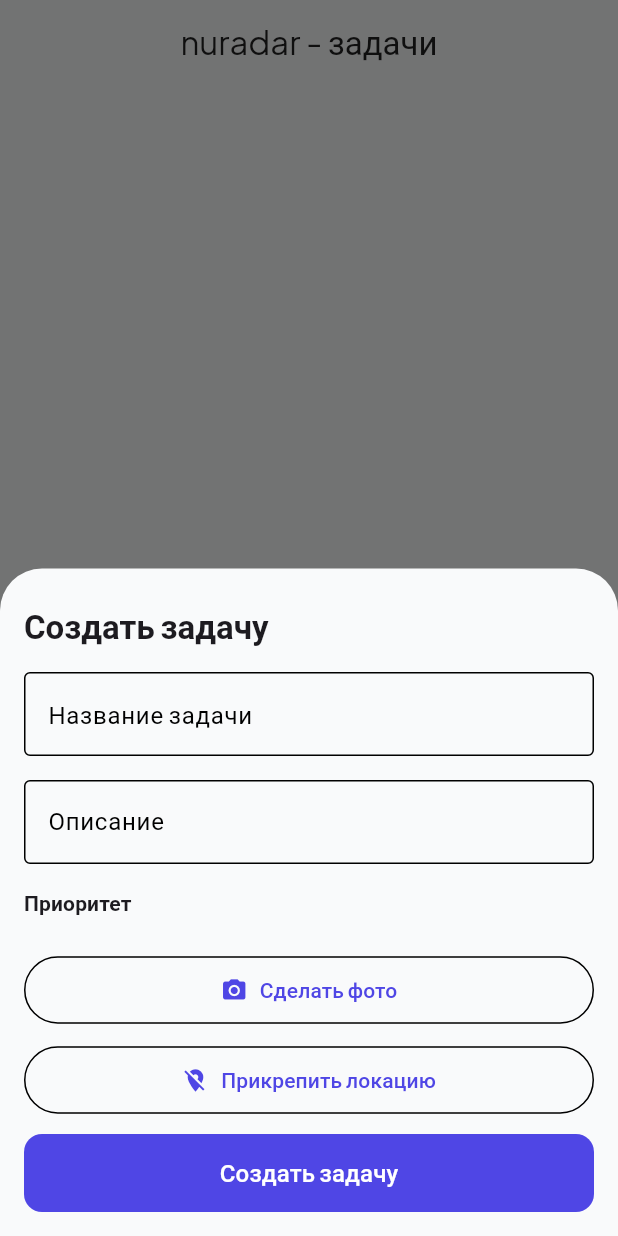
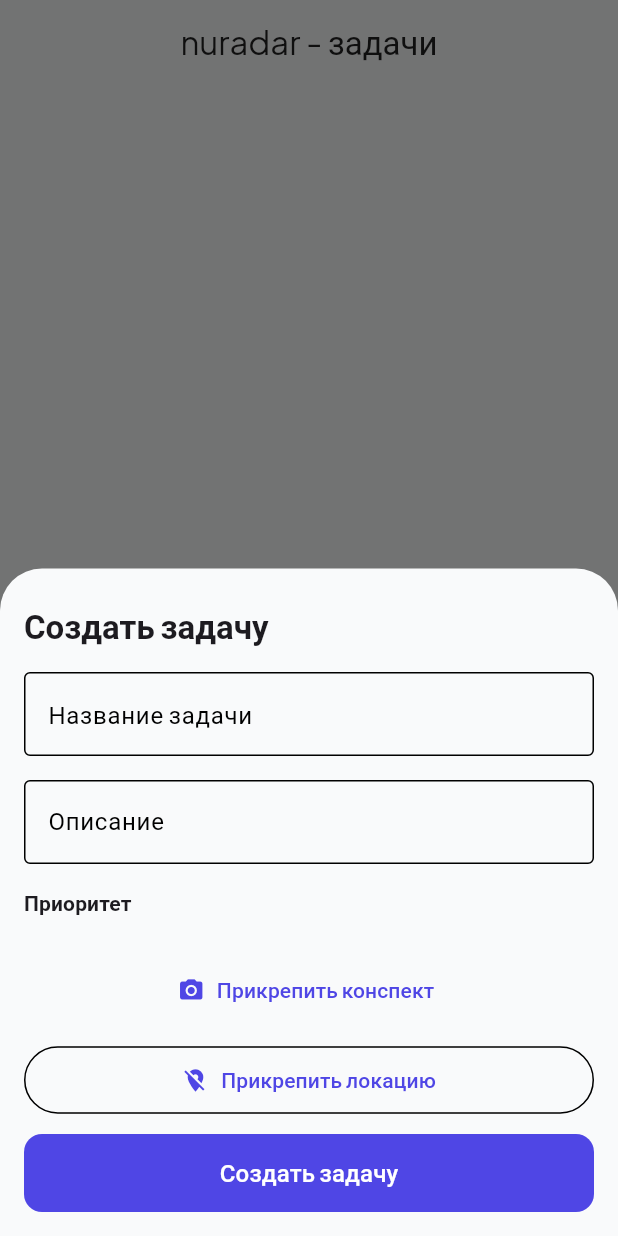
Before and after one commit to nurberdikul/nuradar, a Flutter app: the screen it shows once a user with an empty profile is signed in, item 2 of the bottom bar chosen, after a tap on the "add" icon, on a phone screen of 412 x 824 dp. Run offline on Flutter 3.47's test engine with Material 3 defaults, Android fonts, the light colour scheme and no system bars; our stand-ins replace cloud_firestore, dio, firebase_auth, firebase_core, flutter_riverpod, freezed_annotation and 7 more; accounts and stored records are empty; generated files the repository leaves out were written again; network calls fail.

Commit message:
add image picker for photos

```diff
--- a/lib/features/dashboard/presentation/pages/dashboard_page.dart
+++ b/lib/features/dashboard/presentation/pages/dashboard_page.dart
@@ -2,7 +2,7 @@ import 'package:flutter/material.dart';
 import 'package:flutter_riverpod/flutter_riverpod.dart';
 import 'package:firebase_auth/firebase_auth.dart';
 
-import '../../../tasks/domain/entities/task_entity.dart';
+import '../../../../core/theme/app_theme.dart';
 import '../../../tasks/presentation/providers/task_provider.dart';
 import '../../../tasks/presentation/widgets/task_card.dart';
 import '../providers/dashboard_providers.dart';
@@ -112,26 +112,31 @@ class DashboardPage extends ConsumerWidget {
                 loading: () => const Center(child: CircularProgressIndicator()),
                 error: (err, stack) => Center(child: Text('Ошибка загрузки задач: $err')),
                 data: (tasks) {
-                  // Сортировка: Сначала невыполненные, затем по приоритету (High -> Low), затем выполненные
-                  final sortedTasks = List<TaskEntity>.from(tasks);
-                  sortedTasks.sort((a, b) {
-                    if (a.isCompleted != b.isCompleted) {
-                      return a.isCompleted ? 1 : -1;
-                    }
-                    // Если оба выполнены или оба не выполнены, сортируем по приоритету
-                    return b.priority.index.compareTo(a.priority.index);
-                  });
+                  // 1. Фильтруем только невыполненные
+                  final activeTasks = tasks.where((t) => !t.isCompleted).toList();
 
-                  if (sortedTasks.isEmpty) {
+                  // 2. Сортируем по приоритету (High -> Low)
+                  activeTasks.sort((a, b) => b.priority.index.compareTo(a.priority.index));
+
+                  // 3. Берем максимум 3 задачи
+                  final topTasks = activeTasks.take(3).toList();
+
+                  // 4. Если невыполненных задач нет — показываем пустой стейт успеха
+                  if (topTasks.isEmpty) {
                     return Center(
                       child: Column(
                         mainAxisAlignment: MainAxisAlignment.center,
                         children: [
-                          Icon(Icons.task_outlined, size: 64, color: Colors.grey[400]),
+                          Icon(Icons.done_all, size: 64, color: AppTheme.successColor),
                           const SizedBox(height: 16),
-                          const Text(
-                            'Задач пока нет',
-                            style: TextStyle(fontSize: 16, color: Colors.grey),
+                          Text(
+                            'На сегодня всё! Ты молодец 🎉',
+                            style: TextStyle(
+                              fontSize: 18,
+                              fontWeight: FontWeight.w600,
+                              color: AppTheme.successColor,
+                            ),
+                            textAlign: TextAlign.center,
                           ),
                         ],
                       ),
@@ -139,9 +144,9 @@ class DashboardPage extends ConsumerWidget {
                   }
 
                   return ListView.builder(
-                    itemCount: sortedTasks.length,
+                    itemCount: topTasks.length,
                     itemBuilder: (context, index) {
-                      return TaskCard(task: sortedTasks[index]);
+                      return TaskCard(task: topTasks[index]);
                     },
                   );
                 },
--- a/lib/features/tasks/presentation/pages/task_list_page.dart
+++ b/lib/features/tasks/presentation/pages/task_list_page.dart
@@ -21,20 +21,41 @@ class TaskListPage extends ConsumerWidget {
           if (tasks.isEmpty) {
             return const Center(
               child: Text(
-                'Нет задач',
+                'У вас пока нет задач',
                 style: TextStyle(fontSize: 16, color: Colors.grey),
               ),
             );
           }
 
-          return ListView.builder(
+          final activeTasks = tasks.where((t) => !t.isCompleted).toList();
+          final completedTasks = tasks.where((t) => t.isCompleted).toList();
+
+          // Сортировка активных задач по приоритету (High -> Low)
+          activeTasks.sort((a, b) => b.priority.index.compareTo(a.priority.index));
+
+          return ListView(
             padding: const EdgeInsets.all(16),
-            itemCount: tasks.length,
-            itemBuilder: (context, index) {
-              final task = tasks[index];
+            children: [
+              // Активные задачи
+              ...activeTasks.map((task) => TaskCard(task: task)),
 
-              return TaskCard(task: task);
-            },
+              // Заголовок для выполненных задач
+              if (completedTasks.isNotEmpty) ...[
+                const Padding(
+                  padding: EdgeInsets.symmetric(vertical: 16),
+                  child: Text(
+                    'Выполненные',
+                    style: TextStyle(
+                      fontSize: 18,
+                      fontWeight: FontWeight.bold,
+                      color: Colors.grey,
+                    ),
+                  ),
+                ),
+                // Выполненные задачи
+                ...completedTasks.map((task) => TaskCard(task: task)),
+              ],
+            ],
           );
         },
       ),
--- a/lib/features/tasks/presentation/widgets/create_task_sheet.dart
+++ b/lib/features/tasks/presentation/widgets/create_task_sheet.dart
@@ -1,6 +1,5 @@
 import 'dart:io';
 import 'package:firebase_auth/firebase_auth.dart';
-import 'package:flutter/foundation.dart';
 import 'package:flutter/material.dart';
 import 'package:flutter_riverpod/flutter_riverpod.dart';
 import 'package:geolocator/geolocator.dart';
@@ -165,25 +164,21 @@ class _CreateTaskSheetState extends ConsumerState<CreateTaskSheet> {
           const SizedBox(height: 16),
           if (_imagePath != null)
             Padding(
-              padding: const EdgeInsets.only(bottom: 16),
+              padding: const EdgeInsets.only(bottom: 12),
               child: ClipRRect(
-                borderRadius: BorderRadius.circular(12),
-                child: SizedBox(
-                  height: 150,
-                  width: double.infinity,
-                  child: kIsWeb
-                      ? Image.network(_imagePath!, fit: BoxFit.cover)
-                      : Image.file(File(_imagePath!), fit: BoxFit.cover),
+                borderRadius: BorderRadius.circular(8),
+                child: Image.file(
+                  File(_imagePath!),
+                  height: 60,
+                  width: 60,
+                  fit: BoxFit.cover,
                 ),
               ),
             ),
-          OutlinedButton.icon(
+          TextButton.icon(
             onPressed: _takePhoto,
             icon: const Icon(Icons.camera_alt),
-            label: const Text('Сделать фото'),
-            style: OutlinedButton.styleFrom(
-              padding: const EdgeInsets.symmetric(vertical: 12),
-            ),
+            label: const Text('Прикрепить конспект'),
           ),
           const SizedBox(height: 12),
           OutlinedButton.icon(
--- a/lib/features/tasks/presentation/widgets/task_card.dart
+++ b/lib/features/tasks/presentation/widgets/task_card.dart
@@ -90,7 +90,10 @@ class TaskCard extends ConsumerWidget {
                             crossAxisAlignment: CrossAxisAlignment.start,
                             mainAxisAlignment: MainAxisAlignment.center,
                             children: [
-                              Text(
+                                Row(
+                                  children: [
+                                    Expanded(
+                                      child: Text(
                                         task.title,
                                         style: TextStyle(
                                           decoration: task.isCompleted ? TextDecoration.lineThrough : null,
@@ -98,6 +101,15 @@ class TaskCard extends ConsumerWidget {
                                           fontWeight: FontWeight.w600,
                                           fontSize: 16,
                                         ),
+                                      ),
+                                    ),
+                                    if (task.imageUrls.isNotEmpty)
+                                      const Icon(
+                                        Icons.image,
+                                        size: 16,
+                                        color: Colors.grey,
+                                      ),
+                                  ],
                                 ),
                               if (task.category != null)
                                 Text(
```
Lines whose indentation alone changed are shown as unchanged.
